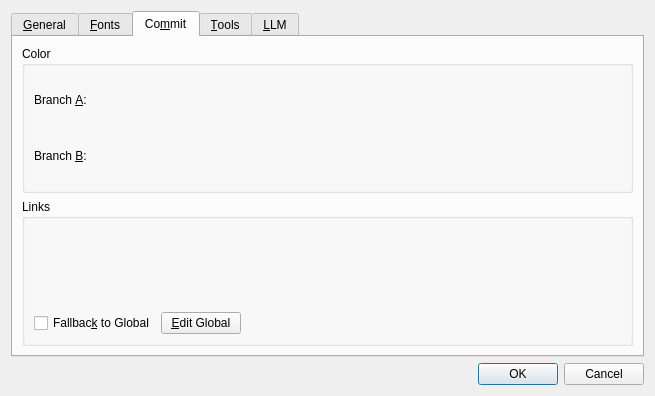
Old version of the form qgitc/preferences.ui in the repository timxx/qgitc.
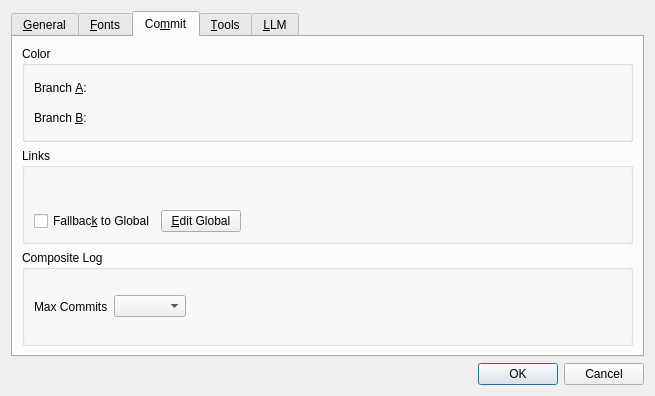
New version of the form. The open tabs and pages were chosen to show the change. Custom widgets are drawn as their Qt base class.

Commit message: Allow to specify the default composite mode commits range

Patch:
```diff
--- a/qgitc/preferences.ui
+++ b/qgitc/preferences.ui
@@ -405,6 +405,38 @@
          </layout>
         </widget>
        </item>
+       <item>
+        <widget class="QGroupBox" name="groupBox_10">
+         <property name="title">
+          <string>Composite Log</string>
+         </property>
+         <layout class="QHBoxLayout" name="horizontalLayout_5">
+          <item>
+           <widget class="QLabel" name="label_17">
+            <property name="text">
+             <string>Max Commits</string>
+            </property>
+           </widget>
+          </item>
+          <item>
+           <widget class="QComboBox" name="cbCommitSince"/>
+          </item>
+          <item>
+           <spacer name="horizontalSpacer_5">
+            <property name="orientation">
+             <enum>Qt::Orientation::Horizontal</enum>
+            </property>
+            <property name="sizeHint" stdset="0">
+             <size>
+              <width>40</width>
+              <height>20</height>
+             </size>
+            </property>
+           </spacer>
+          </item>
+         </layout>
+        </widget>
+       </item>
       </layout>
      </widget>
      <widget class="QWidget" name="tabTools">
```
Left out of the diff: 34 changed lines with no effect on the pictures. The commit also changes 4 other files.
